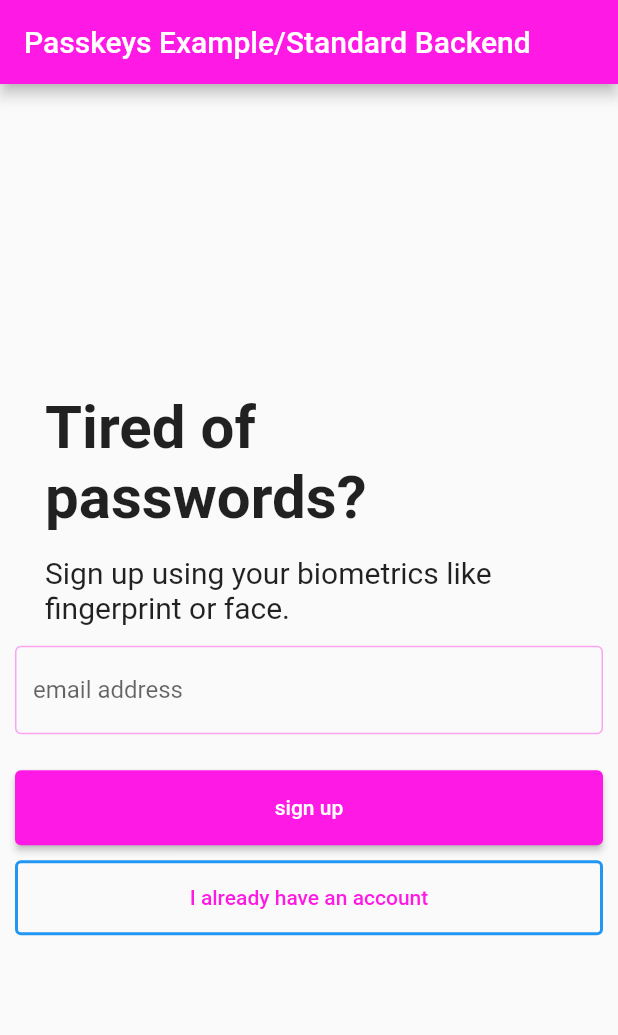
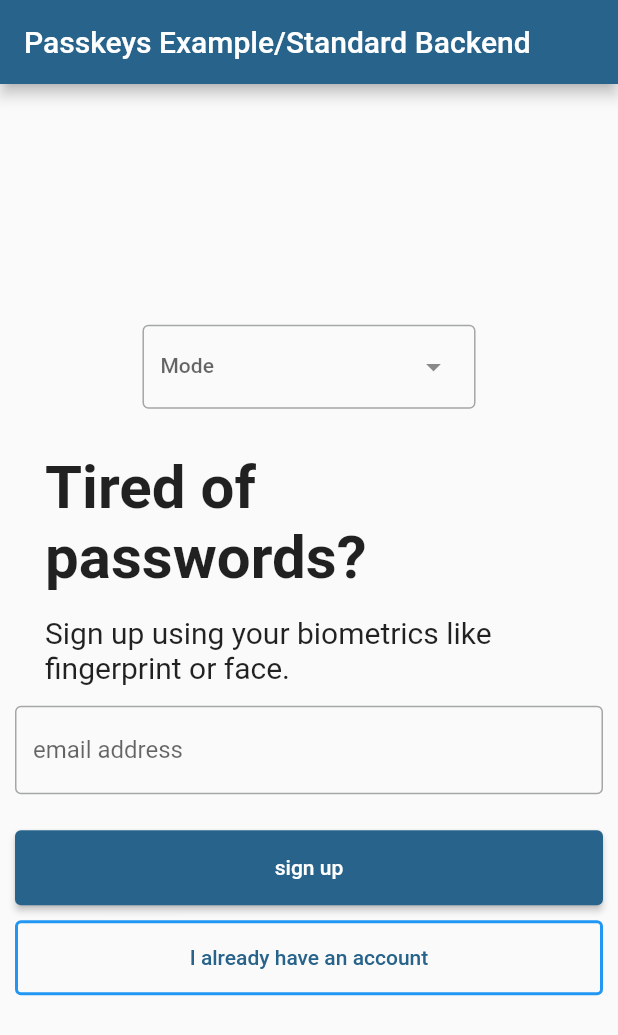
Before and after one commit to lauravuo/flutter-webauthn-example, a Flutter app: the screen it shows after launch, on a phone screen of 412 x 824 dp. Shown: the top 1035 px of the screen. Run offline on Flutter 3.47's test engine with Material 3 defaults, Android fonts, the phone set to English and light mode, and no system bars; our stand-ins replace flutter_hooks, flutter_riverpod, go_router, hooks_riverpod, webview_flutter; missing offline and left inert: corbado_auth, corbado_frontend_api_client, passkeys.

Commit message:
Add webview.

```diff
--- a/lib/main.dart
+++ b/lib/main.dart
@@ -37,23 +37,12 @@ class MyApp extends StatelessWidget {
   @override
   Widget build(BuildContext context) {
     return MaterialApp.router(
-      routerConfig: router,
-      theme: ThemeData(
-        useMaterial3: false,
-        colorScheme: const ColorScheme(
-          brightness: Brightness.light,
-          primary: Color.fromARGB(255, 255, 25, 228),
-          onPrimary: Colors.white,
-          secondary: Colors.white,
-          onSecondary: Colors.black,
-          error: Colors.redAccent,
-          onError: Colors.white,
-          background: Color.fromARGB(255, 255, 25, 228),
-          onBackground: Colors.white,
-          surface: Color.fromARGB(255, 255, 25, 228),
-          onSurface: Color.fromARGB(255, 255, 25, 228),
-        ),
-      ),
-    );
+        routerConfig: router,
+        theme: ThemeData(
+          useMaterial3: false,
+          colorScheme: ColorScheme.fromSeed(
+            seedColor: Colors.lightBlue,
+          ),
+        ));
   }
 }
--- a/lib/pages/base_page.dart
+++ b/lib/pages/base_page.dart
@@ -1,4 +1,15 @@
 import 'package:flutter/material.dart';
+import 'package:go_router/go_router.dart';
+import 'package:example/router.dart';
+
+enum RouteLabel {
+  native('Native WebAuthn', Routes.signUp),
+  web('Embedded Webview', Routes.webview);
+
+  const RouteLabel(this.label, this.route);
+  final String label;
+  final String route;
+}
 
 class BasePage extends StatelessWidget {
   const BasePage({required this.child, super.key});
@@ -13,11 +24,32 @@ class BasePage extends StatelessWidget {
         child: Container(
           constraints: const BoxConstraints(maxWidth: 500),
           child: SingleChildScrollView(
-            child: Padding(
-              padding: const EdgeInsets.symmetric(horizontal: 10),
-              child: child,
-            ),
-          ),
+              child: Column(
+            mainAxisAlignment: MainAxisAlignment.spaceAround,
+            children: [
+              DropdownMenu<RouteLabel>(
+                requestFocusOnTap: true,
+                label: const Text('Mode'),
+                onSelected: (RouteLabel? route) {
+                  if (route != null) {
+                    context.go(route.route);
+                  }
+                },
+                dropdownMenuEntries: RouteLabel.values
+                    .map<DropdownMenuEntry<RouteLabel>>((RouteLabel route) {
+                  return DropdownMenuEntry<RouteLabel>(
+                    value: route,
+                    label: route.label,
+                  );
+                }).toList(),
+              ),
+              const SizedBox(height: 24),
+              Padding(
+                padding: const EdgeInsets.symmetric(horizontal: 10),
+                child: child,
+              )
+            ],
+          )),
         ),
       ),
     );
--- a/lib/router.dart
+++ b/lib/router.dart
@@ -2,11 +2,13 @@ import 'package:go_router/go_router.dart';
 import 'package:example/pages/profile_page.dart';
 import 'package:example/pages/sign_in_page.dart';
 import 'package:example/pages/sign_up_page.dart';
+import 'package:example/pages/webview_page.dart';
 
 class Routes {
   static const signUp = '/sign-up';
   static const signIn = '/sign-in';
   static const profile = '/profile';
+  static const webview = '/webview';
 }
 
 final GoRouter router = GoRouter(
@@ -24,5 +26,9 @@ final GoRouter router = GoRouter(
       path: Routes.profile,
       builder: (context, state) => ProfilePage(),
     ),
+    GoRoute(
+      path: Routes.webview,
+      builder: (context, state) => WebviewPage(),
+    ),
   ],
 );
--- a/pubspec.yaml
+++ b/pubspec.yaml
@@ -45,6 +45,8 @@ dependencies:
   riverpod: ^2.4.9
   flutter_riverpod: ^2.4.9
   hooks_riverpod: ^2.4.9
+
+  webview_flutter: ^4.4.4
 
 dev_dependencies:
   flutter_test:
```
Also changed, not shown: lib/pages/webview_page.dart (added, +46 -0 lines), pubspec.lock, 1 other file.
